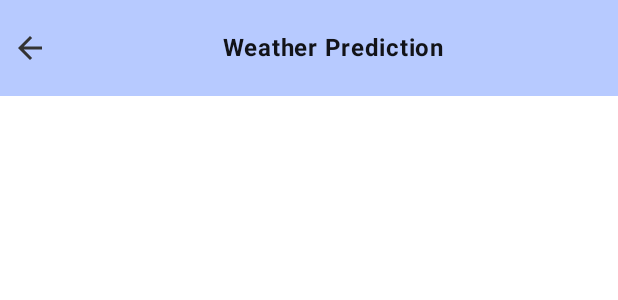
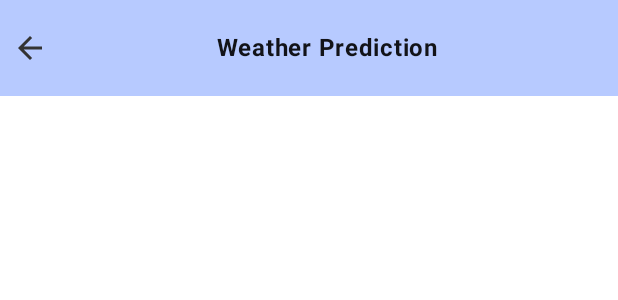
Before and after one commit to jkschermer/Simple-Weather-App, an Android app built with Jetpack Compose: the @Preview function PreviewSecondToolbar, on a phone screen of 412 x 824 dp. Shown: the top 300 px of the screen. Run offline under Robolectric (Android 15) with nearby library versions, the phone set to English and light mode, and no system bars.

Commit message:
issue solved (padding should have been changed at the root)

```diff
--- a/app/src/main/java/com/example/simpleapp/generic/ui/Toolbar.kt
+++ b/app/src/main/java/com/example/simpleapp/generic/ui/Toolbar.kt
@@ -43,7 +43,8 @@ fun AppToolbar(
         modifier = modifier
             .background(MaterialTheme.colorScheme.primary)
             .height(x8)
-            .fillMaxWidth(),
+            .fillMaxWidth()
+            .padding(horizontal = x1),
     ) {
         Image(
             painter = painterResource(iconResId),
@@ -52,7 +53,6 @@ fun AppToolbar(
             contentScale = ContentScale.Crop,
             modifier = Modifier
                 .clickable { onIconClick() }
-                .padding(start = x1)
         )
         Text(
             text = text,
```
